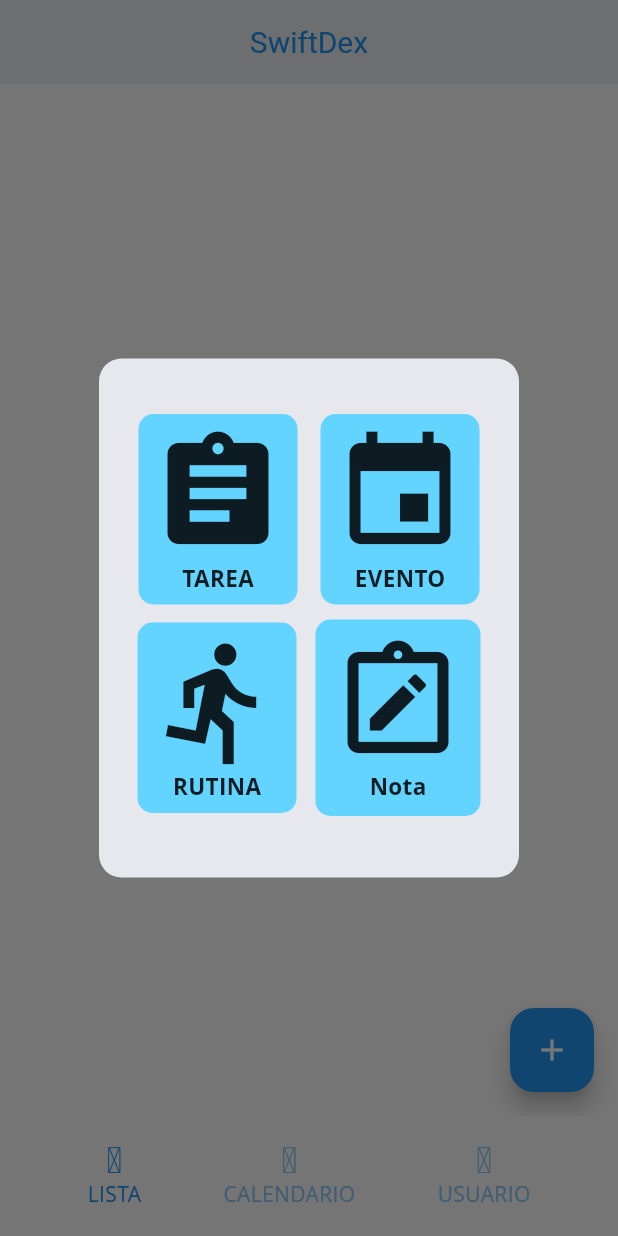
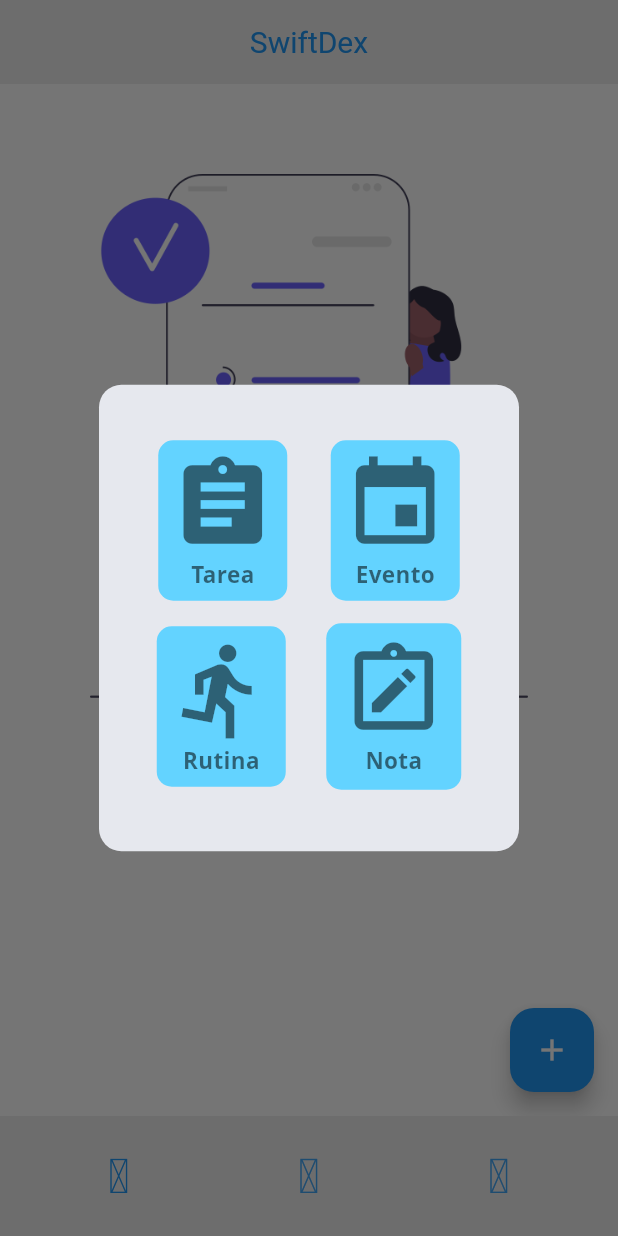
Before and after one commit to felipeduarte2/swiftdex, a Flutter app: the screen it shows after launch, after a tap on the "add" icon, on a phone screen of 412 x 824 dp. Run offline on Flutter 3.47's test engine with Material 3 defaults, Android fonts, the phone set to English and light mode, and no system bars; drawn by our look-alikes of zoom_tap_animation; our stand-ins replace avatar_glow, flutter_local_notifications, get, iconly, shared_preferences, speech_to_text and 2 more; missing offline and left inert: dart:html; accounts and stored records are empty; Roboto replaces fonts that are missing (Open Sans).

Commit message:
agrage una imagen cuando no hay actividades

```diff
--- a/lib/main.dart
+++ b/lib/main.dart
@@ -3,7 +3,11 @@ import 'package:listgenius/services/notification_services.dart';
 import 'package:listgenius/src/app.dart';
 
 Future<void> main() async {
+
+  //
   WidgetsFlutterBinding.ensureInitialized();
   await initNotifications();
+
+  //
   runApp(const MyApp());
 }
--- a/lib/src/app.dart
+++ b/lib/src/app.dart
@@ -17,14 +17,22 @@ class MyApp extends StatelessWidget {
   @override
   Widget build(BuildContext context) {
     return MaterialApp(
+
+      // Desactiva el baner de dedug
       debugShowCheckedModeBanner: false,
-      title: 'Bottom Navigation Bar Example',
+
+      // titulo
+      title: 'List Genius',
+
+      // carga los temas desde la clase Temas
       theme: Temas.lightTema,
+
+      // carga los temas oscuros desde la clase Temas
       darkTheme: Temas.dartTema,
-      //home: MyHomePage(),
+
+      // todas la rutas de la aplicación
       routes: {
         "/":(BuildContext builder)=> const MyHomePage(),
-        // "/second":(BuildContext builder)=> Secon_Page(),
         "/evento":(BuildContext builder)=> const EventoPage(),
         "/rutina":(BuildContext builder)=> const RutinaPage(),
         "/tarea":(BuildContext builder)=> const TareaPage(),
--- a/lib/src/screens/my_home_page.dart
+++ b/lib/src/screens/my_home_page.dart
@@ -2,7 +2,7 @@ import 'package:flutter/material.dart';
 import 'package:get/get.dart';
 import 'package:iconly/iconly.dart';
 import 'package:listgenius/src/screens/views/calendar.dart';
-import 'package:listgenius/src/screens/views/controlador.dart';
+import 'package:listgenius/src/screens/controllers/controlador.dart';
 import 'package:listgenius/src/screens/views/list.dart';
 import 'package:listgenius/src/screens/views/usser.dart';
 import 'package:shared_preferences/shared_preferences.dart';
@@ -17,6 +17,8 @@ class MyHomePage extends StatefulWidget {
 }
 
 class _MyHomePageState extends State<MyHomePage> {
+
+  // controlador del botton de navegación
   final MainWraoperController controller = Get.put(MainWraoperController());
 
   @override
@@ -42,11 +44,15 @@ class _MyHomePageState extends State<MyHomePage> {
   Widget build(BuildContext context) {
     return Scaffold(
 
+      // appBar
       appBar: AppBar(
         title: const Text("SwiftDex", style: TextStyle(fontSize: 20,)),
         centerTitle: true,
       ),
 
+
+
+      // cuerpo
       body: PageView(
         onPageChanged: controller.animateTopTap,
         controller: controller.pageControler,
@@ -58,26 +64,30 @@ class _MyHomePageState extends State<MyHomePage> {
         ],
       ),
 
+
+
+      // botones de navegación
       bottomNavigationBar: BottomAppBar(
         notchMargin: 10,
-        child: Container(
-          padding: const EdgeInsets.symmetric(horizontal: 15, vertical: 5),
-          child: Obx(
-            ()=> Row(
-              mainAxisAlignment: MainAxisAlignment.spaceAround,
-              children: [
-                _bottomAppBarIten(context, icon: IconlyLight.document, page: 0, label: "LISTA"),
-                _bottomAppBarIten(context, icon: IconlyLight.calendar, page: 1, label: "CALENDARIO"),
-                _bottomAppBarIten(context, icon: IconlyLight.profile, page: 2, label: "USUARIO"),
-              ],
-            ),
+        child: Obx(
+          ()=> Row(
+            mainAxisAlignment: MainAxisAlignment.spaceAround,
+            children: [
+              _bottomAppBarIten(context, icon: IconlyLight.document, page: 0),
+              _bottomAppBarIten(context, icon: IconlyLight.calendar, page: 1),
+              _bottomAppBarIten(context, icon: IconlyLight.profile, page: 2),
+            ],
           ),
         ),
       ),
     );
   }
 
-  Widget _bottomAppBarIten(BuildContext context,{required icon, required page, required label}){
+
+
+
+  //
+  Widget _bottomAppBarIten(BuildContext context,{required icon, required page}){
     return ZoomTapAnimation(
       onTap: () => controller.goToTap(page),
       child: Column(
@@ -85,11 +95,9 @@ class _MyHomePageState extends State<MyHomePage> {
         children: [
           Icon(
             icon,
-            color: controller.currentPage.value == page ? Colors.blue : Colors.blue[200],
+            size: 32,
+            color: controller.currentPage.value == page ? Colors.blue : Colors.blue[400],
           ),
-          Text(
-            label,
-            style: TextStyle(color: controller.currentPage.value == page ? Colors.blue : Colors.blue[200],),)
         ],
       ),
     );
--- a/lib/src/screens/temas/temas.dart
+++ b/lib/src/screens/temas/temas.dart
@@ -6,38 +6,27 @@ class Temas {
     colorSchemeSeed: Colors.blue,
     brightness: Brightness.light,
     scaffoldBackgroundColor: Colors.white,
-    appBarTheme: const AppBarTheme(
-      titleTextStyle: TextStyle(color: Colors.blue,fontSize: 20),
-      iconTheme: IconThemeData(color: Colors.blue),
-      backgroundColor: Colors.white,
-      elevation: 5,
+    appBarTheme: AppBarTheme(
+      titleTextStyle: const TextStyle(color: Colors.blue,fontSize: 20),
+      iconTheme: const IconThemeData(color: Colors.blue),
+      backgroundColor: Colors.grey[200],
+      //elevation: 5,
     ),
+
     floatingActionButtonTheme: const FloatingActionButtonThemeData(
       backgroundColor:  Colors.blue,
     ),
 
-    bottomAppBarTheme: const BottomAppBarTheme(
-      // color: Color(0xff63d3ff),
-      color: Colors.white,
-      elevation: 2,
+    bottomAppBarTheme: BottomAppBarTheme(
+      color: Colors.grey[200],
     ),
-    // iconTheme: const IconThemeData(color: Colors.white),
-
-    // bottomNavigationBarTheme: const BottomNavigationBarThemeData(
-    //   backgroundColor:  Color(0xff7498b6),
-    //   elevation: 0,
-    //   // selectedIconTheme: IconThemeData(color: Colors.white),
-    //   // unselectedIconTheme: IconThemeData(color: Colors.grey),
-    //   selectedItemColor: Colors.white,
-    //   unselectedItemColor: Colors.white,
-    // ),
 
 
     progressIndicatorTheme: const ProgressIndicatorThemeData(color: Colors.red),
     textTheme: const TextTheme(
-     displayLarge: TextStyle(letterSpacing: -1.5,fontSize: 48,color: Colors.black,fontWeight: FontWeight.bold),
-     displayMedium: TextStyle(letterSpacing: -1.0,fontSize: 40,color: Colors.black,fontWeight: FontWeight.bold),
-     displaySmall: TextStyle(letterSpacing: -1.0,fontSize: 32,color: Colors.black,fontWeight: FontWeight.bold),
+      displayLarge: TextStyle(letterSpacing: -1.5,fontSize: 48,color: Colors.black,fontWeight: FontWeight.normal),
+      displayMedium: TextStyle(letterSpacing: -1.0,fontSize: 40,color: Colors.black,fontWeight: FontWeight.normal),
+      displaySmall: TextStyle(letterSpacing: -1.0,fontSize: 32,color: Colors.black,fontWeight: FontWeight.normal),
       headlineMedium: TextStyle(letterSpacing: -1.0,fontSize: 28,color: Colors.black,fontWeight: FontWeight.w600),
       headlineSmall: TextStyle(letterSpacing: -1.0,fontSize: 24,color: Colors.black,fontWeight: FontWeight.w500),
       titleLarge: TextStyle(letterSpacing: -1.0,fontSize: 22,color: Colors.black,fontWeight: FontWeight.w400),
@@ -91,9 +80,9 @@ class Temas {
     // cardColor: Colors.black,
     progressIndicatorTheme: const ProgressIndicatorThemeData(color: Colors.red),
     textTheme: const TextTheme(
-     displayLarge: TextStyle(letterSpacing: -1.5,fontSize: 48,color: Colors.white,fontWeight: FontWeight.bold),
-     displayMedium: TextStyle(letterSpacing: -1.0,fontSize: 40,color: Colors.white,fontWeight: FontWeight.bold),
-     displaySmall: TextStyle(letterSpacing: -1.0,fontSize: 32,color: Colors.white,fontWeight: FontWeight.bold),
+     displayLarge: TextStyle(letterSpacing: -1.5,fontSize: 48,color: Colors.white,fontWeight: FontWeight.normal),
+     displayMedium: TextStyle(letterSpacing: -1.0,fontSize: 40,color: Colors.white,fontWeight: FontWeight.normal),
+     displaySmall: TextStyle(letterSpacing: -1.0,fontSize: 32,color: Colors.white,fontWeight: FontWeight.normal),
      headlineMedium: TextStyle(letterSpacing: -1.0,fontSize: 28,color: Colors.white,fontWeight: FontWeight.w600),
      headlineSmall: TextStyle(letterSpacing: -1.0,fontSize: 24,color: Colors.white,fontWeight: FontWeight.w500),
      titleLarge: TextStyle(letterSpacing: -1.0,fontSize: 22,color: Colors.white,fontWeight: FontWeight.w400),
--- a/lib/src/screens/views/list.dart
+++ b/lib/src/screens/views/list.dart
@@ -1,8 +1,6 @@
 import 'package:flutter/material.dart';
-import 'package:get/get.dart';
 import 'package:iconly/iconly.dart';
 import 'package:listgenius/src/screens/data_base/crud_actividades.dart';
-//import 'package:listgenius/src/screens/temas/mySearchDelegate.dart';
 import 'package:listgenius/src/screens/temas/removeact.dart';
 import 'package:listgenius/src/screens/temas/taskitem.dart';
 
@@ -14,22 +12,26 @@ class ListViewPage extends StatefulWidget {
 }
 
 class _ListViewPageState extends State<ListViewPage> {
+
+  // lista de actividades
   List<Actividad>? _actividades;
-  // List<Actividad>? _filteredActividades;
-  late List<Actividad> _filteredActividades;
+
+  //
   List<bool>? boolList;
-  // final _searchQuery = TextEditingController();
+
+
   @override
   void initState() {
     super.initState();
     _loadActividades();
-    _filteredActividades = [];
   }
+
 
   @override
   void didChangeDependencies() {
     super.didChangeDependencies();
   }
+
 
   Future<void> _loadActividades() async {
     List<Actividad>? actividades = await ActividadesCRUD().getAllActividades();
@@ -41,18 +43,23 @@ class _ListViewPageState extends State<ListViewPage> {
     }
   }
 
+
+
   @override
   Widget build(BuildContext context) {
     return Scaffold(
+
+      //
       body: _actividades != null
           ? _showActividades(context)
           : _buttonCircular(context),
+
+      //
       floatingActionButton: FloatingActionButton(
-        onPressed: (){
-        _ShowDialog(context);
-        },
+        onPressed: (){ _ShowDialog(context); },
         child: const Icon(Icons.add,color: Colors.white),
       ),
+
     );
   }
 
@@ -61,10 +68,40 @@ class _ListViewPageState extends State<ListViewPage> {
   }
 
   _showActividades(BuildContext context){
+
+    // cargar las actividades
     _loadActividades();
+
+    // si las actividades estan vacias mostrar un texto en el centro 'Sin Actividades'
     if(_actividades!.isEmpty){
-      return const Center(child: Text("Sin Actividades",style: TextStyle(fontSize: 18)));
-    }else{
+      return Center(
+        child: Column(
+          children: [
+
+
+            // mostrar una imagen de formato svg
+            //SvgPicture.asset('assets/images/empty.svg'),
+            Container(
+              margin: const EdgeInsets.only(right: 60, left: 60, top: 60),
+              child: const SizedBox(
+                child: Image(image: AssetImage('assets/images/empty.png'))
+              ),
+            ),
+
+
+            // un size box para dividir
+            const SizedBox(height: 20),
+            const Text(
+              "Sin Actividades",
+              style: TextStyle(fontSize: 25, fontWeight: FontWeight.w400)
+            ),
+
+          ],
+        )
+      );
+    }
+
+    else{
       return Column(
         children: [
           Container(
@@ -121,48 +158,37 @@ class _ListViewPageState extends State<ListViewPage> {
       context: context,
       builder: (BuildContext context){
         return SimpleDialog(
-          // title: const Text(
-          //   'SELECCIONE UNA OPCIÓN',
-          //   textAlign: TextAlign.center,
-          //   style: TextStyle(fontWeight: FontWeight.bold)
-          // ),
-          // alignment:  Alignment.center,
           shape: RoundedRectangleBorder(borderRadius: BorderRadius.circular(15)),
           children: <Widget>[
             Padding(
               padding: const EdgeInsets.all(25.0),
               child: Column(
-                mainAxisAlignment: MainAxisAlignment.spaceAround,
-                crossAxisAlignment: CrossAxisAlignment.center,
+                // mainAxisAlignment: MainAxisAlignment.center,
+                // crossAxisAlignment: CrossAxisAlignment.center,
                 children: [
                   Row(
                     mainAxisAlignment: MainAxisAlignment.spaceAround,
                     children: <Widget>[
                       GestureDetector(
-                        onTap: () => {
-                          _irTarea(context),
-                        },
+                        onTap: () => {_irTarea(context),},
                         child: Container(
                           decoration: const BoxDecoration(
                             color: Color(0xff63d3ff),
                             borderRadius: BorderRadius.all(Radius.circular(10)),
                           ),
-                          // height: 50,
                           padding: const EdgeInsets.all(8.0,),
                           child: const Column(
                             children: <Widget>[
-                              Icon(Icons.assignment, size: 90,color: Colors.black87,),
-                              Text("TAREA",style: TextStyle(fontSize: 15,fontWeight: FontWeight.bold,color: Colors.black87 )
+                              Icon(Icons.assignment, size: 70,color: Colors.black54,),
+                              Text("Tarea",style: TextStyle(fontSize: 15,fontWeight: FontWeight.bold, color: Colors.black54 )
                               ),
                             ],
                           ),
                         ),
                       ),
-                      const SizedBox(width: 10),
+                      // const SizedBox(width: 5),
                       GestureDetector(
-                        onTap: () => {
-                          _irEvento(context),
-                        },
+                        onTap: () => {_irEvento(context),},
                         child: Container(
                           decoration: const BoxDecoration(
                             color: Color(0xff63d3ff),
@@ -171,8 +197,8 @@ class _ListViewPageState extends State<ListViewPage> {
                           padding: const EdgeInsets.all(8.0),
                           child: const Column(
                             children: <Widget>[
-                              Icon(Icons.event, size: 90,color: Colors.black87),
-                              Text("EVENTO", style: TextStyle(fontSize: 15,fontWeight: FontWeight.bold,color: Colors.black87)
+                              Icon(Icons.event, size: 70,color: Colors.black54),
+                              Text("Evento", style: TextStyle(fontSize: 15,fontWeight: FontWeight.bold,color: Colors.black54)
                               ),
                             ],
                           ),
@@ -180,14 +206,12 @@ class _ListViewPageState extends State<ListViewPage> {
                       ),
                     ],
                   ),
-                  const SizedBox(height: 10),
+                  const SizedBox(height: 15),
                   Row(
                     mainAxisAlignment: MainAxisAlignment.spaceAround,
                     children: <Widget>[
                       GestureDetector(
-                        onTap: () => {
-                          _irRutina(context),
-                        },
+                        onTap: () => {_irRutina(context),},
                         child: Container(
                           decoration: const BoxDecoration(
                             color: Color(0xff63d3ff),
@@ -196,18 +220,16 @@ class _ListViewPageState extends State<ListViewPage> {
                           padding: const EdgeInsets.all(8.0),
                           child: const Column(
                             children: <Widget>[
-                              Icon(Icons.directions_run, size: 90,color: Colors.black87),
-                              Text("RUTINA", style: TextStyle(fontSize: 15,fontWeight: FontWeight.bold,color: Colors.black87)
+                              Icon(Icons.directions_run, size: 70,color: Colors.black54),
+                              Text("Rutina", style: TextStyle(fontSize: 15,fontWeight: FontWeight.bold,color: Colors.black54)
                               ),
                             ],
                           ),
                         ),
                       ),
-                      const SizedBox(width: 10),
+                      // const SizedBox(width: 5),
                       GestureDetector(
-                        onTap: () => {
-                          _irViaje(context),
-                        },
+                        onTap: () => {_irViaje(context),},
                         child: Container(
                           decoration: const BoxDecoration(
                             color: Color(0xff63d3ff),
@@ -216,8 +238,8 @@ class _ListViewPageState extends State<ListViewPage> {
                           padding: const EdgeInsets.all(10.0),
                           child: const Column(
                             children: <Widget>[
-                              Icon(Icons.note_alt_outlined, size: 90,color: Colors.black87),
-                              Text("Nota",style: TextStyle(fontSize: 15,fontWeight: FontWeight.bold,color: Colors.black87)),
+                              Icon(Icons.note_alt_outlined, size: 70,color: Colors.black54),
+                              Text("Nota",style: TextStyle(fontSize: 15,fontWeight: FontWeight.bold,color: Colors.black54)),
                             ],
                           ),
                         ),
@@ -255,14 +277,14 @@ class _ListViewPageState extends State<ListViewPage> {
     Navigator.of(context).pushNamed("/evento",arguments: "0");
   }
 
-  _buscarActividad(String value) {
-    if(value.isEmpty){
-      _filteredActividades = _actividades!;
-    }else{
-      //_filteredActividades = _actividades!.where((element) => false)
-      //.where((Actividad) => Actividad["titulo"].toLowerCase().contains(value.toLowerCase().toList()));
-    }
-  }
+  // _buscarActividad(String value) {
+  //   if(value.isEmpty){
+  //     _filteredActividades = _actividades!;
+  //   }else{
+  //     //_filteredActividades = _actividades!.where((element) => false)
+  //     //.where((Actividad) => Actividad["titulo"].toLowerCase().contains(value.toLowerCase().toList()));
+  //   }
+  // }
 
   // void _filterActividades(String query) {
   //   List<Actividad>? results = [];
```
Also changed, not shown: assets/images/empty.png (added), lib/src/screens/controllers/controlador.dart (renamed from lib/src/screens/views/controlador.dart), pubspec.lock. Lines whose indentation alone changed are shown as unchanged.
